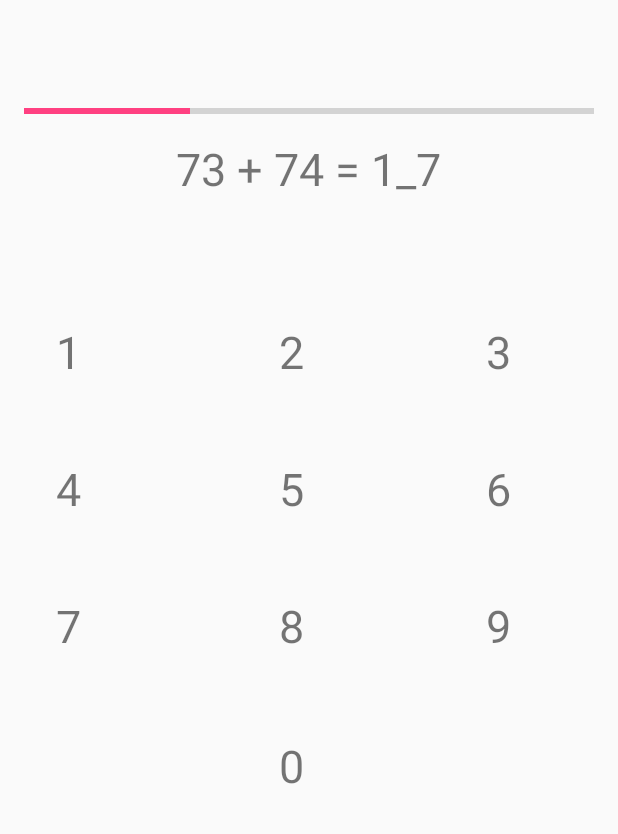
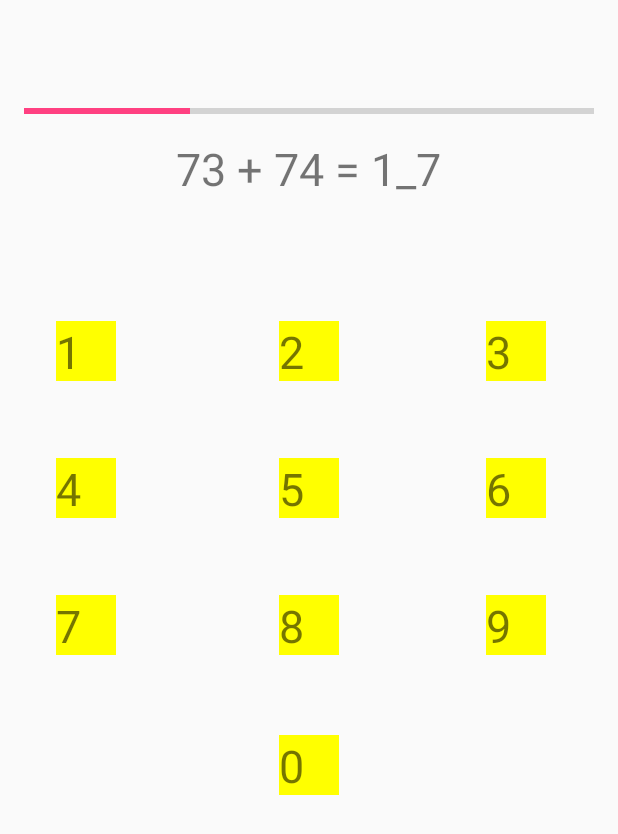
Before and after one commit to ankan1097/Tap-me, an Android app: the MathGameActivity screen opened directly, with no data from a screen before it, on a phone screen of 412 x 824 dp. Shown: the top 834 px of the screen. Run offline under Robolectric (Android 15) with nearby library versions, the light colour scheme and no system bars; libraries missing offline, so code that uses them is left out: com.vstechlab.easyfonts; 10 statements that could not run were skipped.

Commit message:
Math Working

```diff
--- a/app/src/main/AndroidManifest.xml
+++ b/app/src/main/AndroidManifest.xml
@@ -19,7 +19,7 @@
         <activity android:name=".CreditsActivity" />
         <activity android:name=".GameOverActivity" />
         <activity android:name=".HiScoreActivity" />
-        <activity android:name=".MathGameActivity"></activity>
+        <activity android:name=".MathGameActivity" />
     </application>
 
 </manifest>
--- a/app/src/main/res/layout/activity_math_game.xml
+++ b/app/src/main/res/layout/activity_math_game.xml
@@ -32,6 +32,7 @@
         android:layout_width="40dp"
         android:layout_height="40dp"
         android:textSize="30dp"
+        android:background="#ffff00"
         android:layout_below="@+id/eqn_ques"
         android:layout_alignParentStart="true"
         android:layout_marginStart="21dp"
@@ -42,6 +43,7 @@
         android:layout_width="40dp"
         android:layout_height="40dp"
         android:textSize="30dp"
+        android:background="#ffff00"
         android:layout_alignTop="@+id/xx1"
         android:layout_centerHorizontal="true"
         android:id="@+id/xx2" />
@@ -50,6 +52,7 @@
         android:layout_width="40dp"
         android:layout_height="40dp"
         android:textSize="30dp"
+        android:background="#ffff00"
         android:layout_alignTop="@+id/xx2"
         android:layout_alignParentEnd="true"
         android:layout_marginEnd="32dp"
@@ -59,6 +62,7 @@
         android:layout_width="40dp"
         android:layout_height="40dp"
         android:textSize="30dp"
+        android:background="#ffff00"
         android:layout_below="@+id/xx1"
         android:layout_alignEnd="@+id/xx1"
         android:layout_marginTop="51dp"
@@ -68,6 +72,7 @@
         android:layout_width="40dp"
         android:layout_height="40dp"
         android:textSize="30dp"
+        android:background="#ffff00"
         android:layout_alignTop="@+id/xx4"
         android:layout_centerHorizontal="true"
         android:id="@+id/xx5" />
@@ -76,6 +81,7 @@
         android:layout_width="40dp"
         android:layout_height="40dp"
         android:textSize="30dp"
+        android:background="#ffff00"
         android:layout_alignTop="@+id/xx5"
         android:layout_alignEnd="@+id/xx3"
         android:id="@+id/xx6" />
@@ -84,6 +90,7 @@
         android:layout_width="40dp"
         android:layout_height="40dp"
         android:textSize="30dp"
+        android:background="#ffff00"
         android:layout_marginTop="51dp"
         android:id="@+id/xx7"
         android:layout_below="@+id/xx4"
@@ -93,6 +100,7 @@
         android:layout_width="40dp"
         android:layout_height="40dp"
         android:textSize="30dp"
+        android:background="#ffff00"
         android:layout_alignTop="@+id/xx7"
         android:layout_centerHorizontal="true"
         android:id="@+id/xx8" />
@@ -101,6 +109,7 @@
         android:layout_width="40dp"
         android:layout_height="40dp"
         android:textSize="30dp"
+        android:background="#ffff00"
         android:layout_alignBottom="@+id/xx8"
         android:layout_alignStart="@+id/xx6"
         android:id="@+id/xx9" />
@@ -109,6 +118,7 @@
         android:layout_width="40dp"
         android:layout_height="40dp"
         android:textSize="30dp"
+        android:background="#ffff00"
         android:layout_marginTop="53dp"
         android:id="@+id/xx0"
         android:layout_below="@+id/xx8"
```
Also changed, not shown: app/src/main/java/com/example/ankan/thinkb4utap/MathGameActivity.java (+20 -10 lines).
